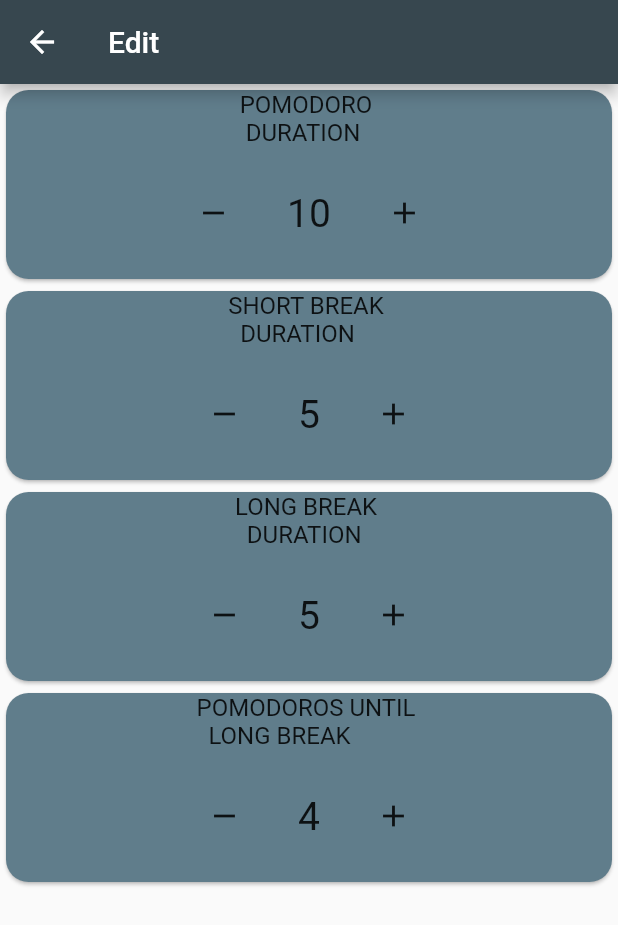
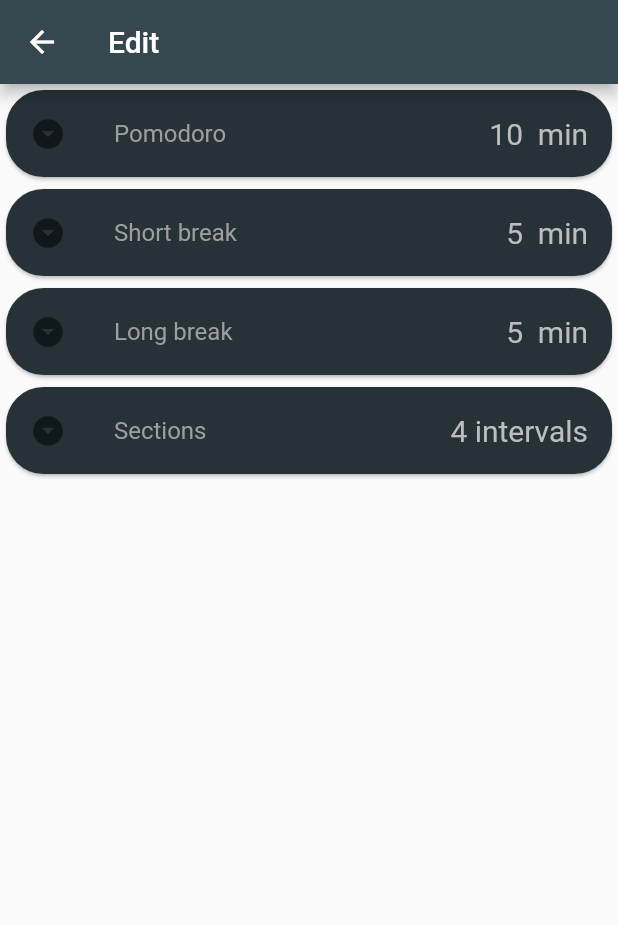
Before and after one commit to anhar-x/Pomodoro-Flutter, a Flutter app: the EditPage screen opened directly, on a phone screen of 412 x 824 dp. Shown: the top 925 px of the screen. Run offline on Flutter 3.47's test engine with Material 2 defaults, Android fonts, the phone set to English and light mode, and no system bars; our stand-ins replace audioplayers, flutter_local_notifications, fluttertoast, shared_preferences; accounts and stored records are empty; statements that could not run were skipped.

Commit message:
Edit page design updated

```diff
--- a/lib/pages/edit_page.dart
+++ b/lib/pages/edit_page.dart
@@ -10,20 +10,32 @@ class _EditPageState extends State<EditPage> {
   @override
   Widget build(BuildContext context) {
     return Scaffold(
-      appBar: AppBar(title: Text('Edit'), backgroundColor: Colors.blueGrey[800],),
+      appBar: AppBar(
+        title: Text('Edit'),
+        backgroundColor: Colors.blueGrey[800],
+      ),
       body: _editPage(),
     );
   }
 
-  _createTimeChooser({String name, int timerLen, String prefsName}) {
+  _createTimeChooser({String name, int timerLen, String prefsName, bool section=false}) {
     return Card(
       shape: RoundedRectangleBorder(
-        borderRadius: BorderRadius.circular(15.0),
+        borderRadius: BorderRadius.circular(25.0),
       ),
-      color: Colors.blueGrey,
-      child: Column(
-        children: [
-          Text('$name', style: TextStyle(fontSize: 16)),
+      color: Colors.blueGrey[900],
+      child: ExpansionTile(
+        title: Text(
+          '$name',
+          style: TextStyle(fontSize: 16, color: Colors.grey),
+        ),
+        leading: Icon(Icons.arrow_drop_down_circle),
+
+        //if section=true, trailing should show intervals not min
+        //eg: Sections 8 intervals not Sections 8 min
+        trailing: Text(section == false ? '$timerLen  min' : '$timerLen intervals',
+            style: TextStyle(fontSize: 20, color: Colors.grey[400])),
+        children: <Widget>[
           Row(
             mainAxisAlignment: MainAxisAlignment.center,
             children: [
@@ -31,6 +43,7 @@ class _EditPageState extends State<EditPage> {
                 padding: EdgeInsets.all(20),
                 child: IconButton(
                   icon: Icon(Icons.remove),
+                  color: Colors.grey[350],
                   onPressed: () async {
                     if (timerLen > 1) {
                       setState(() {
@@ -43,12 +56,13 @@ class _EditPageState extends State<EditPage> {
               ),
               Padding(
                 padding: EdgeInsets.all(5),
-                child: Text('$timerLen', style: TextStyle(fontSize: 26)),
+                child: Text('$timerLen', style: TextStyle(fontSize: 26, color: Colors.grey[350]),),
               ),
               Padding(
                 padding: EdgeInsets.all(20),
                 child: IconButton(
                   icon: Icon(Icons.add),
+                  color: Colors.grey[350],
                   onPressed: () async {
                     setState(() {
                       timerLen++;
@@ -72,10 +86,19 @@ class _EditPageState extends State<EditPage> {
 
     return Column(
       children: [
-        _createTimeChooser(name: 'POMODORO \n DURATION', timerLen: pomodoro, prefsName: 'pomodoro'),
-        _createTimeChooser(name: 'SHORT BREAK \n  DURATION', timerLen: shortBreak, prefsName: 'short_break'),
-        _createTimeChooser(name: 'LONG BREAK \n  DURATION', timerLen: longBreak, prefsName: 'long_break'),
-        _createTimeChooser(name: 'POMODOROS UNTIL \n  LONG BREAK', timerLen: untilLongBreak, prefsName: 'until_long_break'),
+        _createTimeChooser(
+            name: 'Pomodoro ', timerLen: pomodoro, prefsName: 'pomodoro'),
+        _createTimeChooser(
+            name: 'Short break',
+            timerLen: shortBreak,
+            prefsName: 'short_break'),
+        _createTimeChooser(
+            name: 'Long break', timerLen: longBreak, prefsName: 'long_break'),
+        _createTimeChooser(
+            name: 'Sections',
+            timerLen: untilLongBreak,
+            prefsName: 'until_long_break',
+            section: true),
       ],
     );
   }
```
